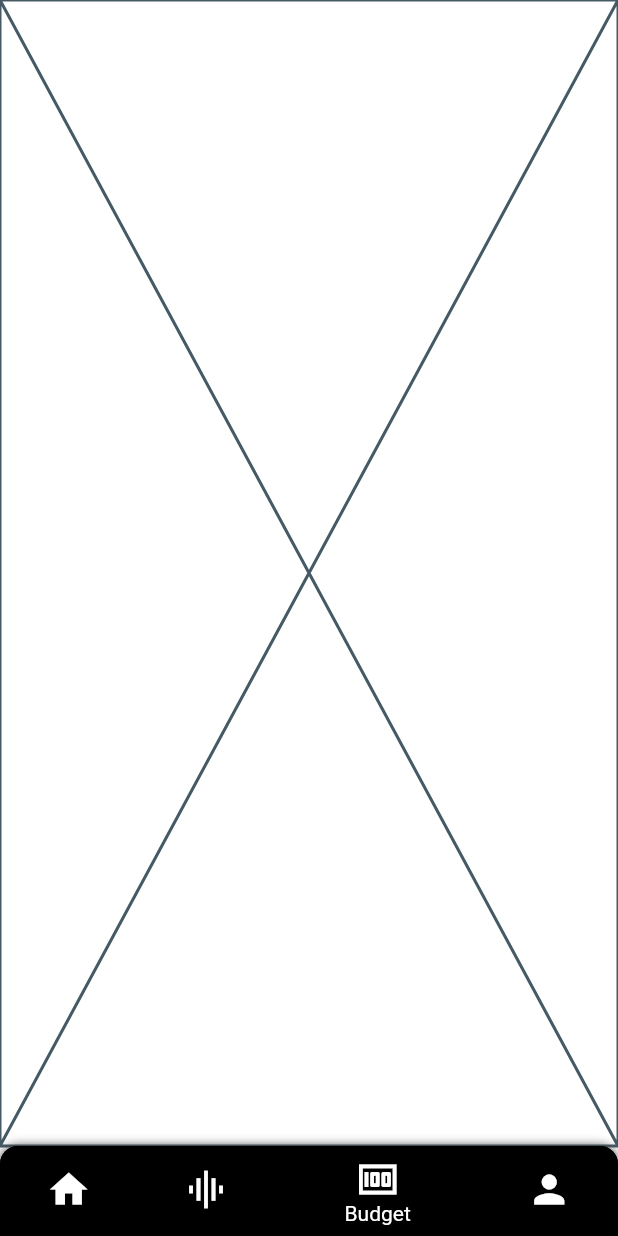
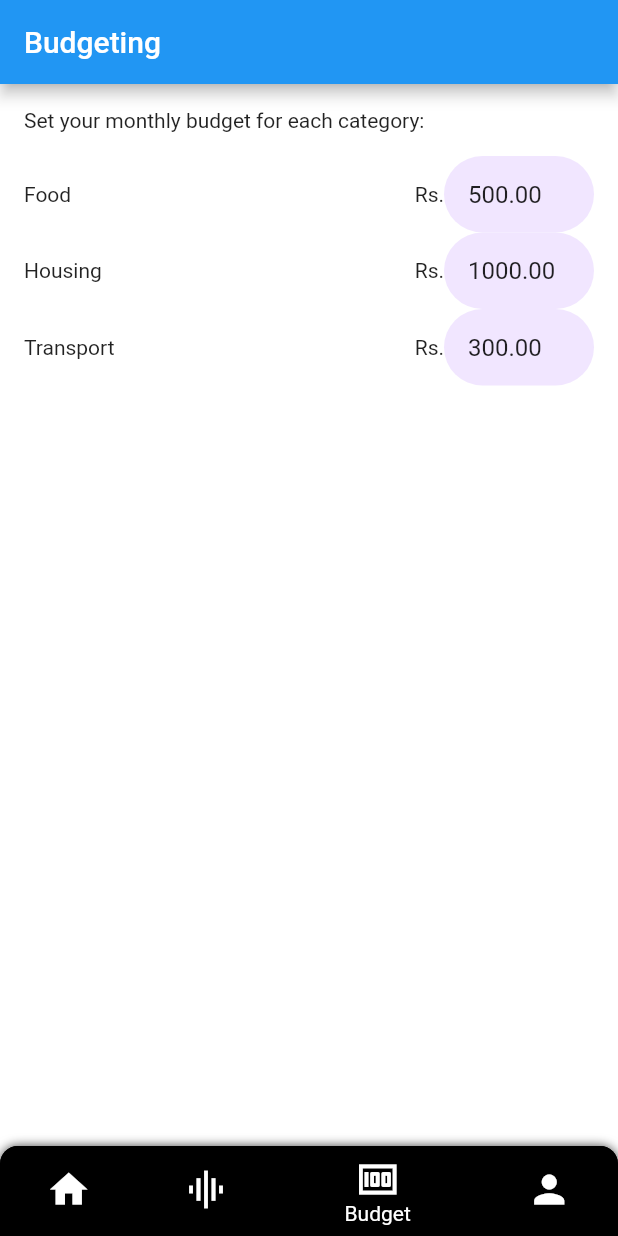
Before and after one commit to Fleonex/jupiter_clone, a Flutter app: the screen it shows once a user with an empty profile is signed in, item 3 of the bottom bar chosen, on a phone screen of 412 x 824 dp. Run offline on Flutter 3.47's test engine with Material 2 defaults, Android fonts, the phone set to English and light mode, and no system bars; our stand-ins replace cloud_firestore, csv, file_picker, firebase_auth, firebase_core, flutter_spinkit and 6 more; missing offline and left inert: dart:ffi, excel; accounts and stored records are empty.

Commit message:
Budget page

```diff
--- /dev/null
+++ b/lib/screens/Budget/Budget.dart
@@ -0,0 +1,71 @@
+import 'package:flutter/material.dart';
+
+class BudgetingPage extends StatefulWidget {
+  const BudgetingPage({Key? key}) : super(key: key);
+
+  @override
+  _BudgetingPageState createState() => _BudgetingPageState();
+}
+
+class _BudgetingPageState extends State<BudgetingPage> {
+  // Default budget values
+  double _foodBudget = 500.0;
+  double _housingBudget = 1000.0;
+  double _transportBudget = 300.0;
+
+  @override
+  Widget build(BuildContext context) {
+    return Scaffold(
+      appBar: AppBar(
+        title: Text('Budgeting'),
+      ),
+      body: Padding(
+        padding: EdgeInsets.all(16.0),
+        child: Column(
+          crossAxisAlignment: CrossAxisAlignment.start,
+          children: [
+            Text('Set your monthly budget for each category:'),
+            SizedBox(height: 16.0),
+            _buildCategoryBudgetRow('Food', _foodBudget, (value) {
+              setState(() {
+                _foodBudget = value as double;
+              });
+            }),
+            _buildCategoryBudgetRow('Housing', _housingBudget, (value) {
+              setState(() {
+                _housingBudget = value as double;
+              });
+            }),
+            _buildCategoryBudgetRow('Transport', _transportBudget, (value) {
+              setState(() {
+                _transportBudget = value as double;
+              });
+            }),
+          ],
+        ),
+      ),
+    );
+  }
+
+  Widget _buildCategoryBudgetRow(String category, double budget, Function(String) onChanged) {
+    return Row(
+      mainAxisAlignment: MainAxisAlignment.spaceBetween,
+      children: [
+        Text(category),
+        Row(
+          children: [
+            Text('\Rs.'),
+            SizedBox(
+              width: 100.0,
+              child: TextField(
+                keyboardType: TextInputType.number,
+                controller: TextEditingController(text: budget.toStringAsFixed(2)),
+                onChanged: onChanged,
+              ),
+            ),
+          ],
+        ),
+      ],
+    );
+  }
+}
--- a/lib/screens/Dashboard/dashboard.dart
+++ b/lib/screens/Dashboard/dashboard.dart
@@ -2,6 +2,7 @@ import 'package:firebase_auth/firebase_auth.dart';
 import 'package:flutter/material.dart';
 import 'package:intl/intl.dart';
 import 'package:jupiter_clone/screens/forms/transaction_form.dart';
+import 'package:jupiter_clone/screens/Budget/Budget.dart';
 import 'package:jupiter_clone/services/database.dart';
 import 'package:jupiter_clone/style/color.dart';
 import 'package:jupiter_clone/style/typo.dart';
--- a/lib/screens/Dashboard/home.dart
+++ b/lib/screens/Dashboard/home.dart
@@ -4,7 +4,7 @@ import 'package:jupiter_clone/style/color.dart';
 
 import '../Graphs/graphs.dart';
 import '../Profile/profile.dart';
-
+import '../Budget/Budget.dart';
 class Home extends StatefulWidget {
   const Home({super.key});
 
@@ -18,7 +18,7 @@ class _HomeState extends State<Home> {
   static const List<Widget> _widgetOptions = <Widget>[
     Dashboard(),
     Graphs(),
-    Placeholder(),
+    BudgetingPage(),
     ProfilePage(),
   ];
 
```
Also changed, not shown: lib/models/BudgetModel.dart (added, +20 -0 lines).
